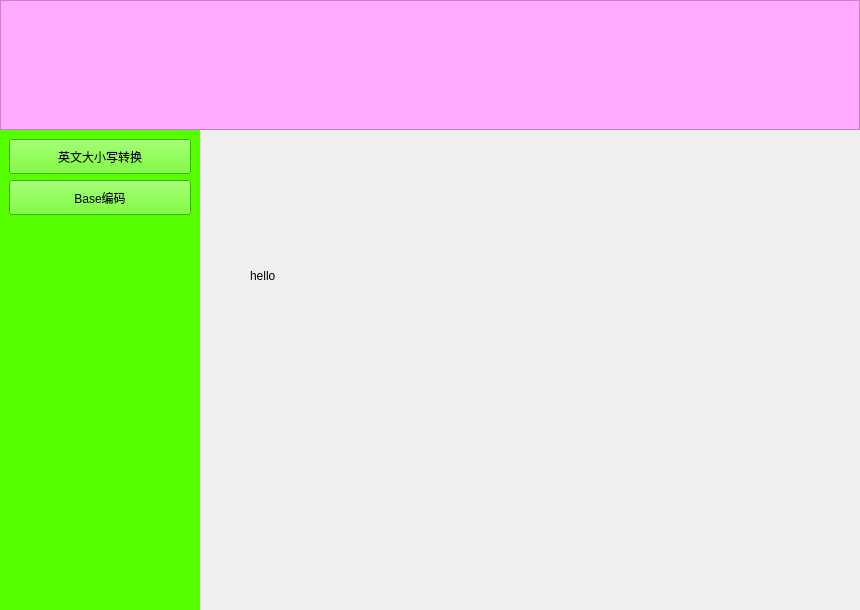
Before: the Qt Designer form ui/Forms/MainForm.ui in tanyiqu/CryptoKing, drawn with Qt 5.
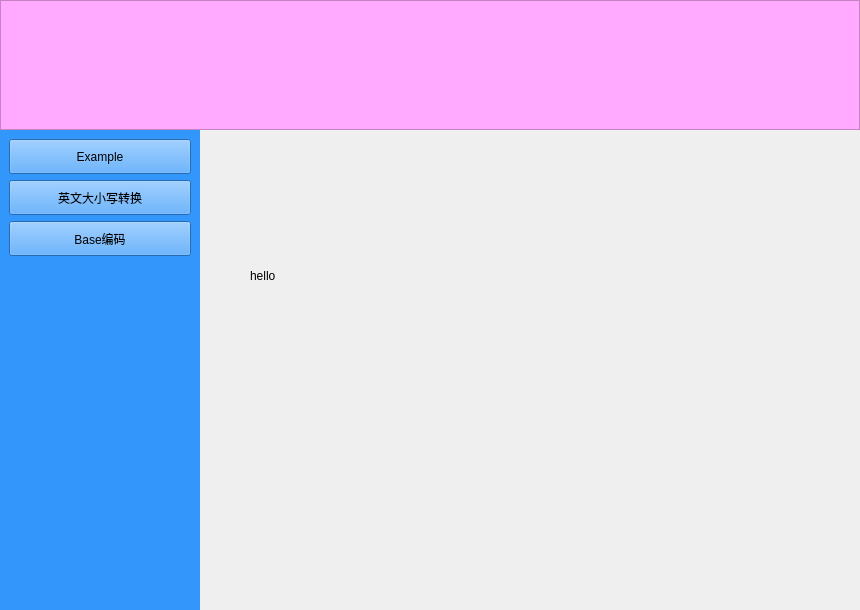
After: the same form once the commit is applied.

Commit message: 创建测试Widget

The edit to the form file:
```diff
--- a/ui/Forms/MainForm.ui
+++ b/ui/Forms/MainForm.ui
@@ -94,9 +94,22 @@
       </size>
      </property>
      <property name="styleSheet">
-      <string notr="true">background-color: rgb(85, 255, 0);</string>
+      <string notr="true">background-color: #3296fa;</string>
      </property>
      <layout class="QVBoxLayout" name="verticalLayout">
+      <item>
+       <widget class="QPushButton" name="btn_example">
+        <property name="minimumSize">
+         <size>
+          <width>0</width>
+          <height>35</height>
+         </size>
+        </property>
+        <property name="text">
+         <string>Example</string>
+        </property>
+       </widget>
+      </item>
       <item>
        <widget class="QPushButton" name="btn_case_conversion">
         <property name="minimumSize">
```
The commit also changes 2 other files.
